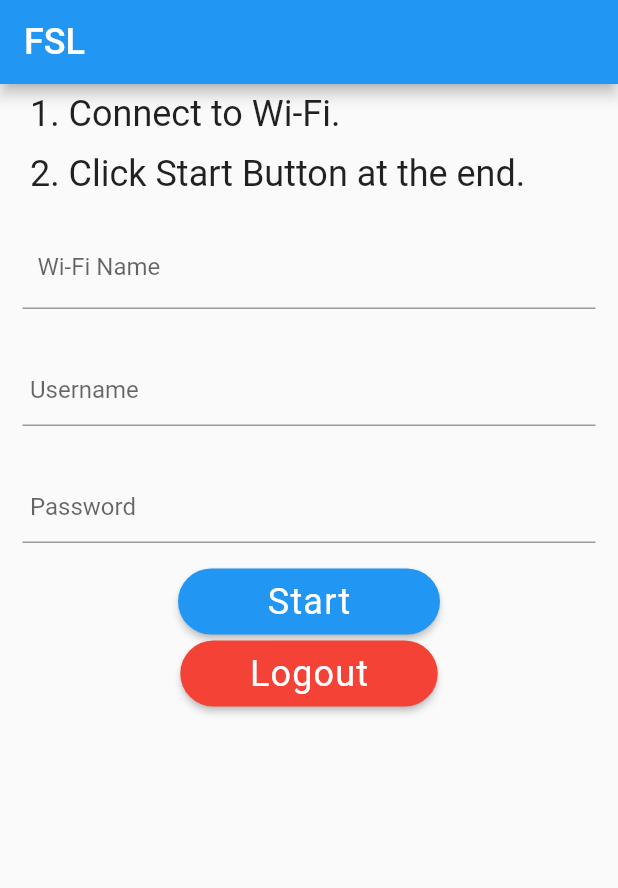
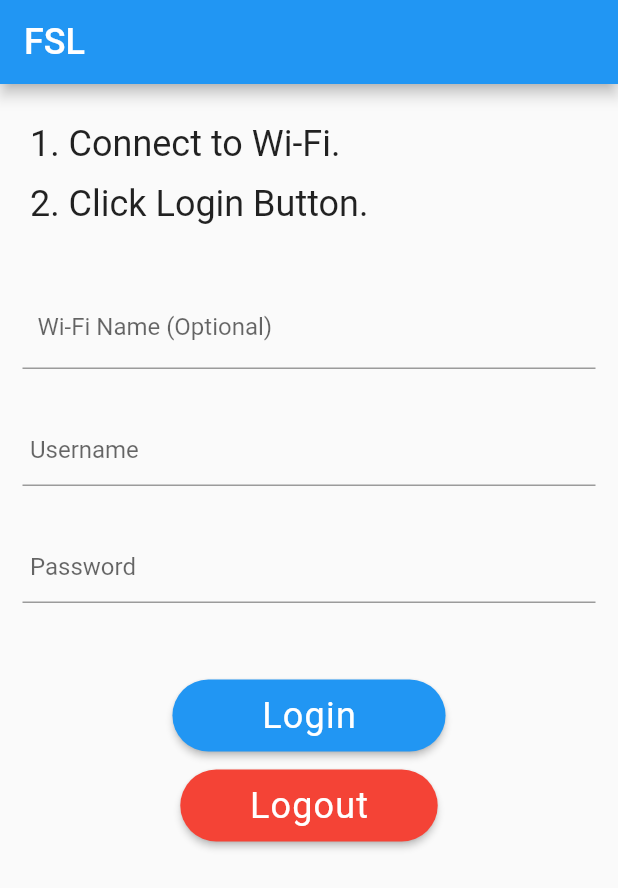
Before and after one commit to zznixt07/gateway-router-login-app, a Flutter app: the screen it shows after launch, on a phone screen of 412 x 824 dp. Shown: the top 888 px of the screen. Run offline on Flutter 3.47's test engine with Material 2 defaults, Android fonts, the light colour scheme and no system bars; our stand-ins replace shared_preferences.

Commit message:
UI improvements

```diff
--- a/lib/main.dart
+++ b/lib/main.dart
@@ -87,13 +87,13 @@ class _MyHomePageState extends State<MyHomePage> {
   final ButtonStyle btnStyle = ElevatedButton.styleFrom(
       primary: Colors.blue,
       textStyle: const TextStyle(fontSize: 24.0, letterSpacing: 0.8),
-      padding: EdgeInsets.symmetric(horizontal: 46.0, vertical: 8.0),
+      padding: EdgeInsets.symmetric(horizontal: 46.0, vertical: 10.0),
       shape: const RoundedRectangleBorder(
           borderRadius: BorderRadius.all(Radius.circular(50))));
   final ButtonStyle dangerousBtnStyle = ElevatedButton.styleFrom(
       primary: Colors.red,
       textStyle: const TextStyle(fontSize: 24.0, letterSpacing: 0.8),
-      padding: EdgeInsets.symmetric(horizontal: 46.0, vertical: 8.0),
+      padding: EdgeInsets.symmetric(horizontal: 46.0, vertical: 10.0),
       shape: const RoundedRectangleBorder(
           borderRadius: BorderRadius.all(Radius.circular(50))));
 
@@ -122,12 +122,11 @@ class _MyHomePageState extends State<MyHomePage> {
   }
 
   Widget _buildBody(BuildContext context) {
-    return Container(
+    return SingleChildScrollView(
         //padding: EdgeInsets.symmetric(vertical: 50.0),
-        child: SingleChildScrollView(
-            // takes as less space as possible
+        child: Container(
             child: Column(
-      mainAxisAlignment: MainAxisAlignment.spaceEvenly,
+      mainAxisAlignment: MainAxisAlignment.end,
       crossAxisAlignment: CrossAxisAlignment.start,
       children: [
         _buildTips(),
@@ -138,7 +137,7 @@ class _MyHomePageState extends State<MyHomePage> {
   }
 
   Widget _buildTips() => Container(
-      margin: const EdgeInsets.symmetric(horizontal: 20.0),
+      margin: const EdgeInsets.symmetric(horizontal: 20.0, vertical: 20.0),
       child: Column(
           mainAxisAlignment: MainAxisAlignment.spaceAround,
           crossAxisAlignment: CrossAxisAlignment.start,
@@ -148,7 +147,7 @@ class _MyHomePageState extends State<MyHomePage> {
                 child: const MyText('1. Connect to Wi-Fi.')),
             Container(
                 margin: const EdgeInsets.symmetric(vertical: 6.0),
-                child: const MyText('2. Click Start Button at the end.')),
+                child: const MyText('2. Click Login Button.')),
           ]));
 
   Widget _buildConnect() {
@@ -162,7 +161,7 @@ class _MyHomePageState extends State<MyHomePage> {
                   decoration: const InputDecoration(
                     //border: OutlineInputBorder(),
                     contentPadding: const EdgeInsets.all(10.0),
-                    labelText: "Wi-Fi Name",
+                    labelText: "Wi-Fi Name (Optional)",
                   ))),
           Container(
               margin: const EdgeInsets.all(textFieldMargin),
@@ -170,13 +169,14 @@ class _MyHomePageState extends State<MyHomePage> {
                   _usernames, usernameFieldLabel, _usernameController)),
           Container(
               margin: const EdgeInsets.all(textFieldMargin),
-              child: _buildChipsAndTextField(_passwords, passwordFieldLabel, _passwordController)
-              )
+              child: _buildChipsAndTextField(
+                  _passwords, passwordFieldLabel, _passwordController))
         ]);
   }
 
   Widget _buildLoginLogoutButtons(BuildContext ctx) {
     return Container(
+        margin: const EdgeInsets.symmetric(vertical: 30.0),
         child: Center(
             child: Column(
                 mainAxisAlignment: MainAxisAlignment.spaceEvenly,
@@ -196,7 +196,8 @@ class _MyHomePageState extends State<MyHomePage> {
   }
 
   /* for both username and password fields */
-  Widget _textField(String label, TextEditingController fieldController, LinkedHashSet<String> chips) {
+  Widget _textField(String label, TextEditingController fieldController,
+      LinkedHashSet<String> chips) {
     return TextField(
         controller: fieldController,
         decoration: InputDecoration(
@@ -253,29 +254,30 @@ class _MyHomePageState extends State<MyHomePage> {
 
   Widget _buildLoginButton(BuildContext ctx) {
     return Container(
+        margin: const EdgeInsets.symmetric(vertical: 6.0),
         child: Center(
             child: ElevatedButton(
                 style: btnStyle,
                 onPressed: () async {
-                  outer: for (String username in _usernames) {
+                  outer:
+                  for (String username in _usernames) {
                     for (String password in _passwords) {
                       bool success = await loginToWIFI(username, password);
                       if (success) {
                         _showSnackBar(ctx, 'Success');
                         break outer; // break outer loop which breaks both loops.
-                      }
-                      else
+                      } else
                         _showSnackBar(ctx, 'Try Again.');
                     }
-
                   }
                 },
                 // This is main button. Its width should be bigger.
-                child: const MyText('  Start  '))));
+                child: const MyText('  Login  '))));
   }
 
   Widget _buildLogoutButton(BuildContext ctx) {
     return Container(
+        margin: const EdgeInsets.symmetric(vertical: 6.0),
         child: Center(
             child: ElevatedButton(
                 style: dangerousBtnStyle,
@@ -295,7 +297,6 @@ class _MyHomePageState extends State<MyHomePage> {
   }
 }
 
-
 class LocalStore {
   static const ukey = 'fast_gateway_login';
   static SharedPreferences? _prefs;
@@ -313,7 +314,6 @@ class LocalStore {
     print('getting list with key: ${ukey + key}');
     return _prefs?.getStringList(ukey + key);
   }
-
 }
 
 Future<void> main() async {
```
